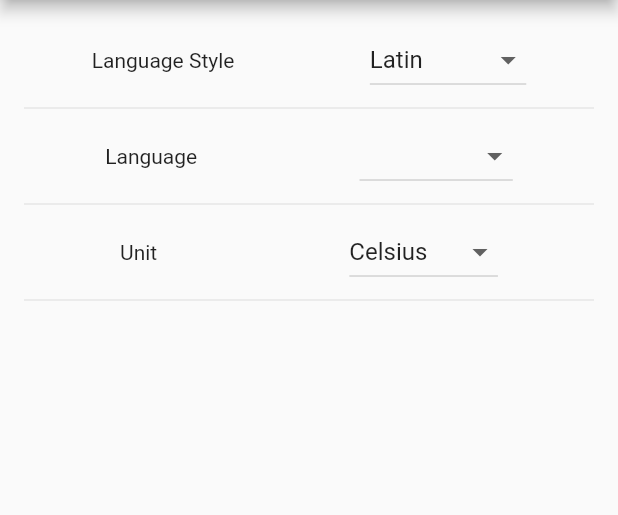
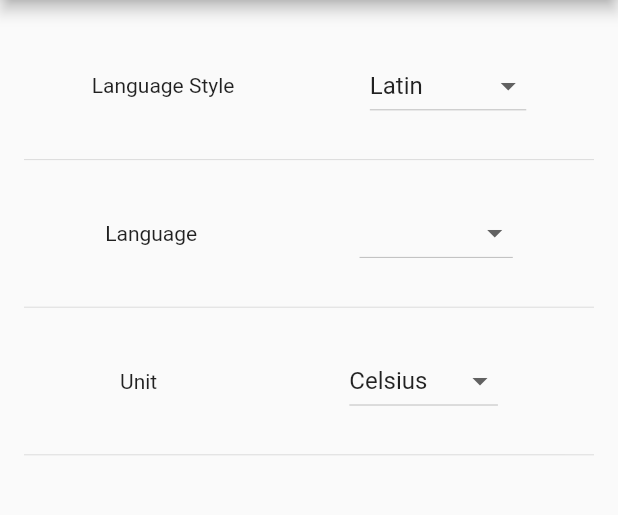
Before and after one commit to MichelSiegert/runaway, a Flutter app: the SettingsPage screen opened by its route, on a phone screen of 412 x 824 dp, the part 84-599 px from its top. Run offline on Flutter 3.47's test engine with Material 2 defaults, Android fonts, the light colour scheme and no system bars; our stand-ins replace firebase_auth, firebase_core, firebase_database, geocoding, geolocator, google_sign_in and 1 more; accounts and stored records are empty.

Commit message:
adding fixed sizes to the widgets that respond to landscape and Portrait mode

```diff
--- a/lib/Pages/Settings/settings_scaffold.dart
+++ b/lib/Pages/Settings/settings_scaffold.dart
@@ -1,3 +1,4 @@
+import 'package:away/Logic/screen_size_calculator.dart';
 import 'package:away/Pages/Settings/settingsDropDownWidgets/unit_system.dart';
 import 'package:away/Widgets/sidebar.dart';
 
@@ -18,22 +19,32 @@ Scaffold settingScaffold(final String title, BuildContext context) => Scaffold(
             child: Column(
           mainAxisAlignment: MainAxisAlignment.start,
           children: [
-            Row(
+            SizedBox(
+              width: calculateWidth(1, context),
+              height: calculateHeight(0.1, context),
+              child: Row(
                 mainAxisAlignment: MainAxisAlignment.spaceAround,
                 children: [const Text("Language Style"), DropDownLanguage()],
               ),
+            ),
             const Divider(),
             //Sprache
-            Row(
+            SizedBox(
+                width: calculateWidth(1, context),
+                height: calculateHeight(0.1, context),
+                child: Row(
                   mainAxisAlignment: MainAxisAlignment.spaceAround,
                   children: [const Text("Language"), Languages()],
-            ),
+                )),
             const Divider(),
             //Temperatureinheit:
-            Row(
+            SizedBox(
+                width: calculateWidth(1, context),
+                height: calculateHeight(0.1, context),
+                child: Row(
                   mainAxisAlignment: MainAxisAlignment.spaceAround,
                   children: [const Text("Unit"), UnitSystems()],
-            ),
+                )),
             const Divider(),
           ],
         )),
```
Lines whose indentation alone changed are shown as unchanged.
